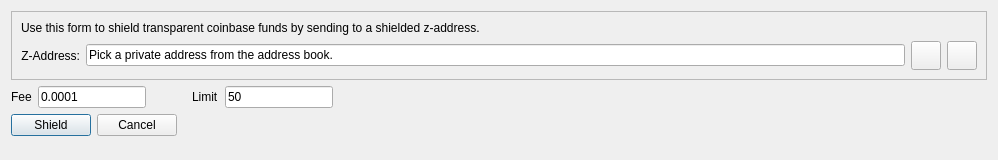
Old version of the form src/qt/forms/zshieldcoinsdialog.ui in the repository GeorgeRDG/litecoinz.
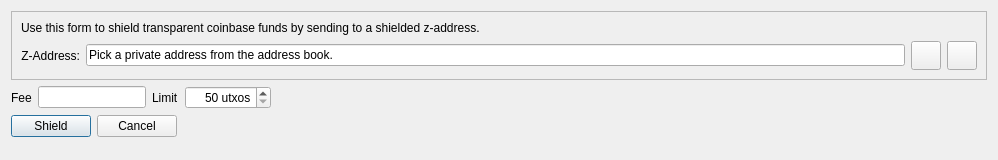
New version of the form. Icons and pictures are not drawn. Custom widgets are drawn as their Qt base class.

Diff of the .ui file:
```diff
--- a/src/qt/forms/zshieldcoinsdialog.ui
+++ b/src/qt/forms/zshieldcoinsdialog.ui
@@ -158,27 +158,7 @@
       </widget>
      </item>
      <item>
-      <widget class="QLineEdit" name="reqFee">
-       <property name="inputMethodHints">
-        <set>Qt::ImhNone</set>
-       </property>
-       <property name="text">
-        <string>0.0001</string>
-       </property>
-      </widget>
-     </item>
-     <item>
-      <spacer name="horizontalSpacer">
-       <property name="orientation">
-        <enum>Qt::Horizontal</enum>
-       </property>
-       <property name="sizeHint" stdset="0">
-        <size>
-         <width>40</width>
-         <height>20</height>
-        </size>
-       </property>
-      </spacer>
+      <widget class="BitcoinAmountField" name="customFee"/>
      </item>
      <item>
       <widget class="QLabel" name="label_3">
@@ -188,12 +168,21 @@
       </widget>
      </item>
      <item>
-      <widget class="QLineEdit" name="reqLimit">
-       <property name="inputMethodHints">
-        <set>Qt::ImhNone</set>
+      <widget class="QSpinBox" name="operationLimit">
+       <property name="alignment">
+        <set>Qt::AlignRight|Qt::AlignTrailing|Qt::AlignVCenter</set>
        </property>
-       <property name="text">
-        <string>50</string>
+       <property name="suffix">
+        <string> utxos</string>
+       </property>
+       <property name="minimum">
+        <number>50</number>
+       </property>
+       <property name="maximum">
+        <number>5000</number>
+       </property>
+       <property name="singleStep">
+        <number>10</number>
        </property>
       </widget>
      </item>
@@ -214,6 +203,14 @@
    </item>
   </layout>
  </widget>
+ <customwidgets>
+  <customwidget>
+   <class>BitcoinAmountField</class>
+   <extends>QLineEdit</extends>
+   <header>bitcoinamountfield.h</header>
+   <container>1</container>
+  </customwidget>
+ </customwidgets>
  <resources>
   <include location="../bitcoin.qrc"/>
  </resources>
```
